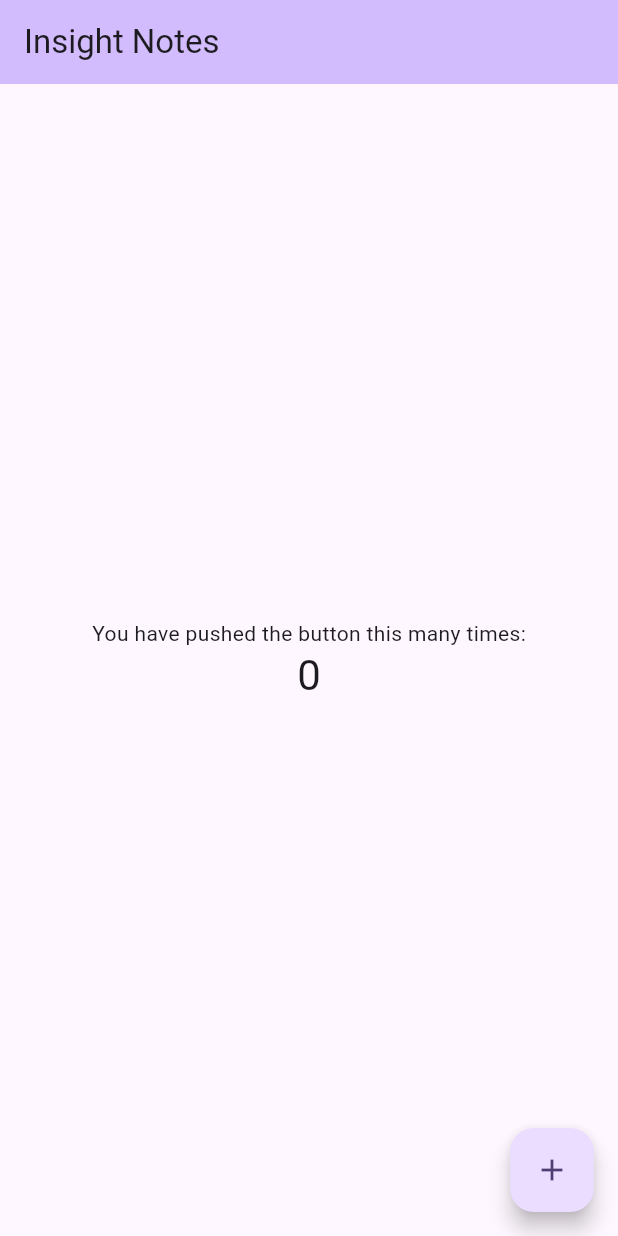
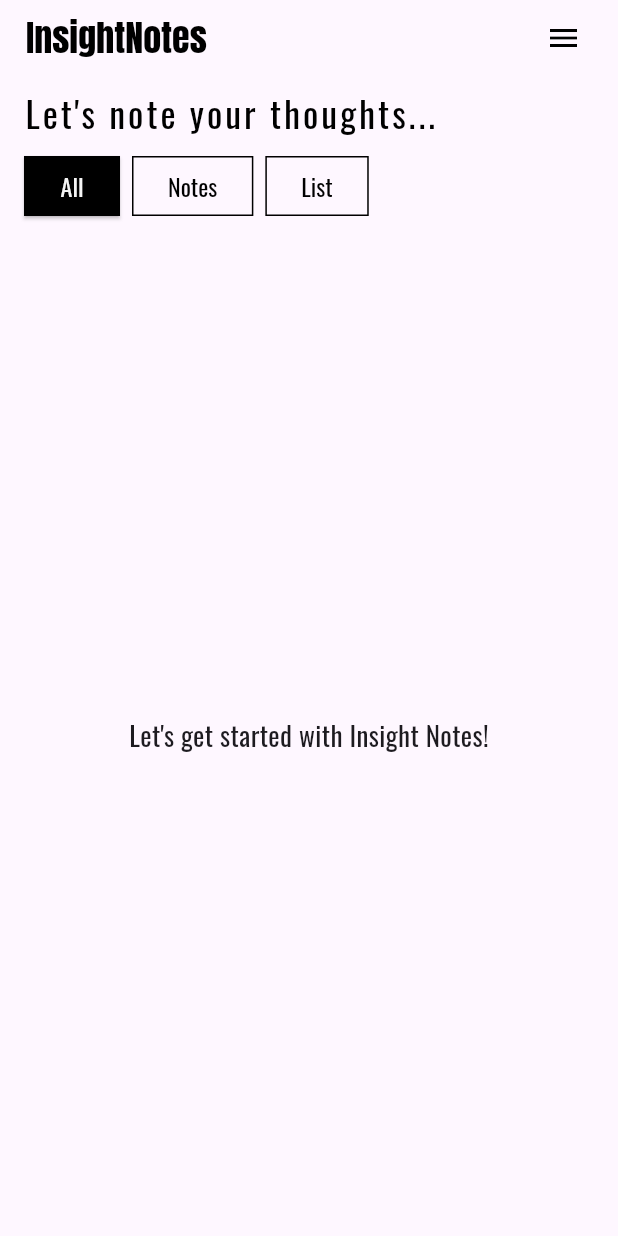
Before and after one commit to BinaryCraft-Systems/bcs-insight-notes-app, a Flutter app: the screen it shows after launch, on a phone screen of 412 x 824 dp. Run offline on Flutter 3.47's test engine with Material 3 defaults, Android fonts, the phone set to English and light mode, and no system bars.

Commit message:
Added home page UI (app bar & group buttons)

```diff
--- a/bcs_insight_notes/lib/main.dart
+++ b/bcs_insight_notes/lib/main.dart
@@ -1,3 +1,6 @@
+import 'package:bcs_insight_notes/src/core/constants/app_colors.dart';
+import 'package:bcs_insight_notes/src/core/constants/app_fonts.dart';
+import 'package:bcs_insight_notes/src/core/shared_widgets/app_bar/in_app_bar.dart';
 import 'package:flutter/material.dart';
 
 void main() {
@@ -11,7 +14,8 @@ class MyApp extends StatelessWidget {
   @override
   Widget build(BuildContext context) {
     return MaterialApp(
-      title: 'Flutter Demo',
+      title: 'InsightNotes',
+      debugShowCheckedModeBanner: false,
       theme: ThemeData(
         // This is the theme of your application.
         //
@@ -54,19 +58,6 @@ class MyHomePage extends StatefulWidget {
 }
 
 class _MyHomePageState extends State<MyHomePage> {
-  int _counter = 0;
-
-  void _incrementCounter() {
-    setState(() {
-      // This call to setState tells the Flutter framework that something has
-      // changed in this State, which causes it to rerun the build method below
-      // so that the display can reflect the updated values. If we changed
-      // _counter without calling setState(), then the build method would not be
-      // called again, and so nothing would appear to happen.
-      _counter++;
-    });
-  }
-
   @override
   Widget build(BuildContext context) {
     // This method is rerun every time setState is called, for instance as done
@@ -76,47 +67,107 @@ class _MyHomePageState extends State<MyHomePage> {
     // fast, so that you can just rebuild anything that needs updating rather
     // than having to individually change instances of widgets.
     return Scaffold(
-      appBar: AppBar(
-        // TRY THIS: Try changing the color here to a specific color (to
-        // Colors.amber, perhaps?) and trigger a hot reload to see the AppBar
-        // change color while the other colors stay the same.
-        backgroundColor: Theme.of(context).colorScheme.inversePrimary,
-        // Here we take the value from the MyHomePage object that was created by
-        // the App.build method, and use it to set our appbar title.
-        title: Text(widget.title),
+      appBar: InAppBar(
+        title: 'InsightNotes',
+        bgColor: AppColors.appBarBackgroundColor,
+        fontFamily: AppFonts.anton,
+        iconBgColor: AppColors.buttonTransparentColor,
+        iconFgColor: AppColors.bgSecondaryColor,
+        onPressed: () {},
+        bottom: PreferredSize(
+          preferredSize: const Size.fromHeight(100),
+          child: Container(
+            padding: const EdgeInsets.symmetric(horizontal: 16, vertical: 8),
+            color: AppColors.appBarBackgroundColor,
+            child: Column(
+              crossAxisAlignment: CrossAxisAlignment.start,
+              mainAxisSize: MainAxisSize.min,
+              children: [
+                Text(
+                  'Let\'s note your thoughts...',
+                  style: TextStyle(
+                    fontFamily: AppFonts.oswald,
+                    fontSize: 24,
+                    color: AppColors.bgSecondaryColor,
+                    letterSpacing: 2.0
+                  ),
+                ),
+                const SizedBox(height: 8),
+                Row(
+                  children: [
+                    ElevatedButton(
+                      onPressed: () {},
+                      style: ElevatedButton.styleFrom(
+                        backgroundColor: AppColors.bgSecondaryColor,
+                        foregroundColor: AppColors.bgColor,
+                        textStyle: TextStyle(
+                          fontFamily: AppFonts.oswald,
+                          fontSize: 16,
+                        ),
+                        shape: RoundedRectangleBorder(
+                          borderRadius: BorderRadius.zero,
+                        ),
+                      ),
+                      child: const Text('All'),
+                    ),
+                    const SizedBox(width: 8),
+                    OutlinedButton(
+                      onPressed: () {},
+                      style: OutlinedButton.styleFrom(
+                        foregroundColor: AppColors.bgSecondaryColor,
+                        textStyle: TextStyle(
+                          fontFamily: AppFonts.oswald,
+                          fontSize: 16,
+                        ),
+                        side: BorderSide(
+                          color: AppColors.bgSecondaryColor,
+                          width: 1,
+                        ),
+                        shape: RoundedRectangleBorder(
+                          borderRadius: BorderRadius.zero,
+                        ),
+                      ),
+                      child: const Text('Notes'),
+                    ),
+                    const SizedBox(width: 8),
+                    OutlinedButton(
+                      onPressed: () {},
+                      style: OutlinedButton.styleFrom(
+                        foregroundColor: AppColors.bgSecondaryColor,
+                        textStyle: TextStyle(
+                          fontFamily: AppFonts.oswald,
+                          fontSize: 16,
+                        ),
+                        side: BorderSide(
+                          color: AppColors.bgSecondaryColor,
+                          width: 1,
+                        ),
+                        shape: RoundedRectangleBorder(
+                          borderRadius: BorderRadius.zero,
+                        ),
+                      ),
+                      child: const Text('List'),
+                    ),
+                  ],
+                ),
+              ],
+            ),
+          ),
+        ),
       ),
       body: Center(
         // Center is a layout widget. It takes a single child and positions it
         // in the middle of the parent.
         child: Column(
-          // Column is also a layout widget. It takes a list of children and
-          // arranges them vertically. By default, it sizes itself to fit its
-          // children horizontally, and tries to be as tall as its parent.
-          //
-          // Column has various properties to control how it sizes itself and
-          // how it positions its children. Here we use mainAxisAlignment to
-          // center the children vertically; the main axis here is the vertical
-          // axis because Columns are vertical (the cross axis would be
-          // horizontal).
-          //
-          // TRY THIS: Invoke "debug painting" (choose the "Toggle Debug Paint"
-          // action in the IDE, or press "p" in the console), to see the
-          // wireframe for each widget.
           mainAxisAlignment: .center,
           children: [
-            const Text('You have pushed the button this many times:'),
             Text(
-              '$_counter',
-              style: Theme.of(context).textTheme.headlineMedium,
+              'Let\'s get started with Insight Notes!',
+              style: TextStyle(fontFamily: AppFonts.oswald, fontSize: 18),
             ),
           ],
         ),
       ),
-      floatingActionButton: FloatingActionButton(
-        onPressed: _incrementCounter,
-        tooltip: 'Increment',
-        child: const Icon(Icons.add),
-      ),
     );
   }
 }
--- a/bcs_insight_notes/lib/src/core/constants/app_colors.dart
+++ b/bcs_insight_notes/lib/src/core/constants/app_colors.dart
@@ -1,7 +1,9 @@
 import 'package:flutter/material.dart';
 
 class AppColors {
-static const Color bgColor = Color(0xFFF5F5F5);
-static const Color bgSecondaryColor = Color(0xFF454545);
-static const Color primarySelectionColor = Color(0xFF7FBFFF);
+  static const Color bgColor = Color(0xFFF5F5F5);
+  static const Color bgSecondaryColor = Color(0xFF000000);
+  static const Color primarySelectionColor = Color(0xFF7FBFFF);
+  static const Color appBarBackgroundColor = Colors.transparent;
+  static const Color buttonTransparentColor = Colors.transparent;
 }
--- /dev/null
+++ b/bcs_insight_notes/lib/src/core/constants/app_fonts.dart
@@ -0,0 +1,4 @@
+class AppFonts {
+  static const String anton = 'Anton';
+  static const String oswald = 'Oswald';
+}
--- a/bcs_insight_notes/lib/src/core/shared_widgets/app_bar/in_app_bar.dart
+++ b/bcs_insight_notes/lib/src/core/shared_widgets/app_bar/in_app_bar.dart
@@ -1,3 +1,4 @@
+import 'package:bcs_insight_notes/src/core/constants/app_colors.dart';
 import 'package:bcs_insight_notes/src/core/constants/app_media_querry.dart';
 import 'package:bcs_insight_notes/src/core/shared_widgets/buttons/circular_tap_button.dart';
 import 'package:flutter/material.dart';
@@ -5,6 +6,7 @@
 
 class InAppBar extends StatelessWidget implements PreferredSizeWidget {
   final String title;
+  final String fontFamily;
   final Color bgColor;
   final void Function() onPressed;
   final double? paddingRight;
@@ -12,29 +14,44 @@
   final Color? iconBgColor;
   final Color? iconFgColor;
   final OutlinedBorder? shape;
+  final PreferredSizeWidget? bottom;
   const InAppBar({
     super.key,
     required this.title,
     required this.bgColor,
+    required this.fontFamily,
     required this.onPressed,
     this.paddingRight,
     this.iconData,
     this.iconBgColor,
     this.iconFgColor,
     this.shape,
+    this.bottom,
   });
 
   @override
   Widget build(BuildContext context) {
     return AppBar(
       backgroundColor: bgColor,
-      title: Text(title),
+      centerTitle: false,
+      titleSpacing: 5.0,
+      title: Padding(
+        padding: EdgeInsets.only(left: context.w * 0.03),
+        child: Align(
+          alignment: Alignment.centerLeft,
+          child: Text(
+            title,
+            style: TextStyle(fontFamily: fontFamily, fontSize: 24.0, color: AppColors.bgSecondaryColor),
+          ),
+        ),
+      ),
+      bottom: bottom,
       actions: [
         Padding(
           padding: EdgeInsets.only(right: paddingRight ?? context.w * 0.03),
           child: CircularTapButton(
-          onPressed: onPressed,
-            iconData: iconData,
+            onPressed: onPressed,
+            iconData: iconData ?? Icons.menu,
             iconBgColor: iconBgColor,
             iconFgColor: iconFgColor,
           ),
@@ -44,6 +61,6 @@
   }
 
   @override
-  // TODO: implement preferredSize
-  Size get preferredSize => Size.fromHeight(kToolbarHeight);
+  Size get preferredSize =>
+      Size.fromHeight(kToolbarHeight + (bottom?.preferredSize.height ?? 0));
 }
```
Also changed, not shown: bcs_insight_notes/pubspec.yaml (+8 -7 lines), bcs_insight_notes/lib/src/assets/fonts/Anton-Regular.ttf (added), bcs_insight_notes/lib/src/assets/fonts/Oswald-Regular.ttf (added).
